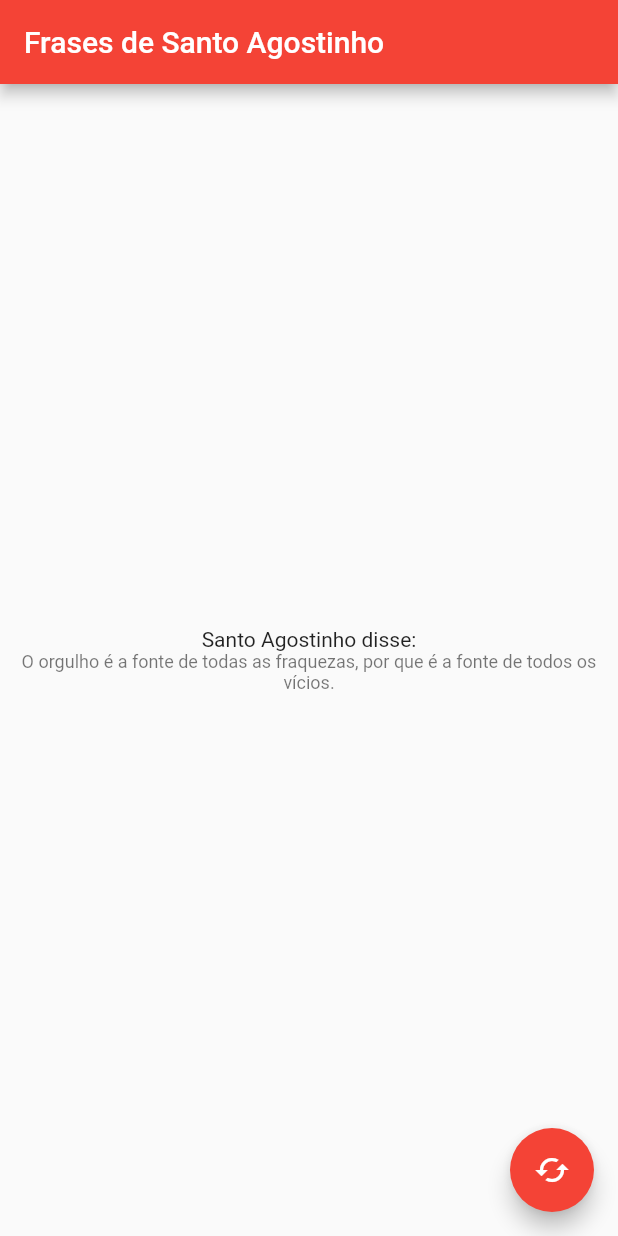
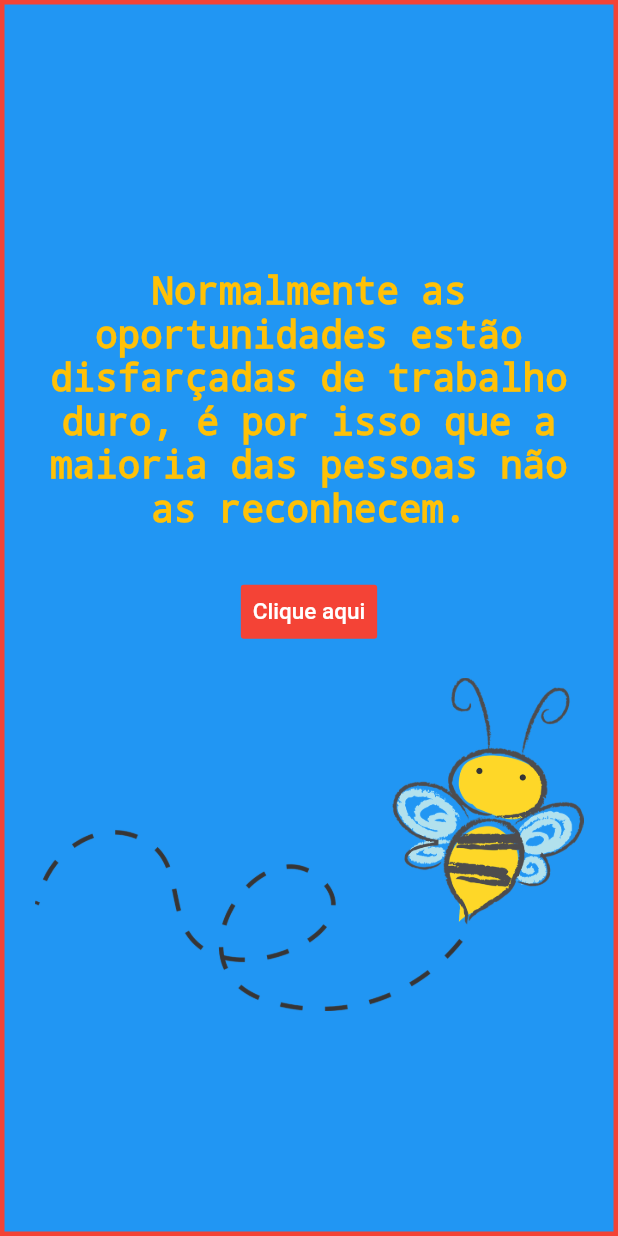
Before and after one commit to tiagoncardoso/iniciando_flutter, a Flutter app: the screen it shows after launch, on a phone screen of 412 x 824 dp. Run offline on Flutter 3.47's test engine with Material 2 defaults, Android fonts, the phone set to English and light mode, and no system bars.

Commit message:
Versão legalzinha

```diff
--- a/lib/main.dart
+++ b/lib/main.dart
@@ -1,79 +1,60 @@
-import 'dart:math';
-
 import 'package:flutter/material.dart';
 
-void main() => runApp(MyApp());
-
-class MyApp extends StatelessWidget {
-  @override
-  Widget build(BuildContext context) {
-    return MaterialApp(
-      title: 'Flutter Demo',
-      theme: ThemeData(
-        primarySwatch: Colors.red,
+void main() {
+  runApp(MaterialApp(
+    debugShowCheckedModeBanner: false,
+    title: 'Frase do dia',
+    home: Container(
+      padding: EdgeInsets.fromLTRB(20, 40, 20, 10),
+      decoration: BoxDecoration(
+          border:Border.all(
+            width: 3,
+            color: Colors.red
           ),
-      home: MyHomePage(title: 'Frases de Santo Agostinho'),
-    );
-  }
-}
-
-class MyHomePage extends StatefulWidget {
-  MyHomePage({Key key, this.title}) : super(key: key);
-
-  final String title;
-
-  @override
-  _MyHomePageState createState() => _MyHomePageState();
-}
-
-class _MyHomePageState extends State<MyHomePage> {
-  int _numeroAleatorio = 0;
-  List _frases = [
-    'O orgulho é a fonte de todas as fraquezas, por que é a fonte de todos os vícios.',
-    'Milagres não são contrários à natureza, mas apenas contrários ao que nós sabemos sobre a natureza.',
-    'Se não podes entender, crê para que entendas. A fé precede, o intelecto segue.',
-    'Foi o orgulho que transformou anjos em demônios, mas é a humildade que faz de homens anjos.',
-    'O mundo é um livro, e quem fica sentado em casa lê somente uma página.',
-    'Creio para compreender, e compreendo para crer melhor.',
-    'Ser cristão não é conquistar Cristo, mas deixar-se conquistar por Ele. Deixa que Ele conquiste em ti, que Ele conquiste para ti, que Ele te conquiste.',
-    'Na essência somos iguais, nas diferenças nos respeitamos.',
-    'No amor do próximo o pobre é rico; sem amor do próximo o rico é pobre.',
-    'Se o homem soubesse as vantagens de ser bom, seria homem de bem por egoísmo.',
-    'Há homens que se agarram a sua opinião, não por ser verdadeira, mas simplesmente por ser sua.'
-  ];
-
-  void _incrementCounter() {
-    setState(() {
-      _numeroAleatorio = new Random().nextInt(10);
-    });
-  }
-
-  @override
-  Widget build(BuildContext context) {
-    return Scaffold(
-      appBar: AppBar(
-        title: Text(widget.title),
+        color: Colors.blue
       ),
-      body: Center(
       child: Column(
         mainAxisAlignment: MainAxisAlignment.center,
         children: <Widget>[
+          Padding(
+            padding: EdgeInsets.only(bottom: 30),
+            child: (
                 Text(
-              'Santo Agostinho disse:',
+                  'Normalmente as oportunidades estão disfarçadas de trabalho duro, é por isso que a maioria das pessoas não as reconhecem.',
+                  style: TextStyle(
+                      fontSize: 25,
+                      color: Colors.amber,
+                      decoration: TextDecoration.none
                   ),
-            Text(
-              _frases[_numeroAleatorio],
-              style: Theme.of(context).textTheme.caption,
-              textAlign: TextAlign.center
-            ),
-          ],
+                  textAlign: TextAlign.center,
+                )
             ),
           ),
-      floatingActionButton: FloatingActionButton(
-        onPressed: _incrementCounter,
-        tooltip: 'Gera nova frase',
-        child: Icon(Icons.cached),
-      ), // This trailing comma makes auto-formatting nicer for build methods.
-    );
+          FlatButton(
+            padding: EdgeInsets.all(8.0),
+            color: Colors.red,
+            textColor: Colors.white,
+            splashColor: Colors.redAccent,
+            child: Text(
+              'Clique aqui',
+              style: TextStyle(
+                  fontSize: 15,
+
+              ),
+            ),
+            onPressed: () {
+              /**/
+            },
+          ),
+          Padding(
+            padding: EdgeInsets.only(top: 20),
+            child: Image.asset(
+              'images/bêia.png',
+              fit: BoxFit.fill,
+            ),
+          )
+        ],
+      )
+    )
+  ));
 }
-}
--- a/pubspec.yaml
+++ b/pubspec.yaml
@@ -44,6 +44,9 @@ flutter:
   # assets:
   #  - images/a_dot_burr.jpeg
   #  - images/a_dot_ham.jpeg
+  assets:
+    - images/bêia.png
+    - images/fugheti.jpg
 
   # An image asset can refer to one or more resolution-specific "variants", see
   # https://flutter.dev/assets-and-images/#resolution-aware.
```
Also changed, not shown: images/bêia.png (added), images/fugheti.jpg (added), 2 other files. Lines whose indentation alone changed are shown as unchanged.
